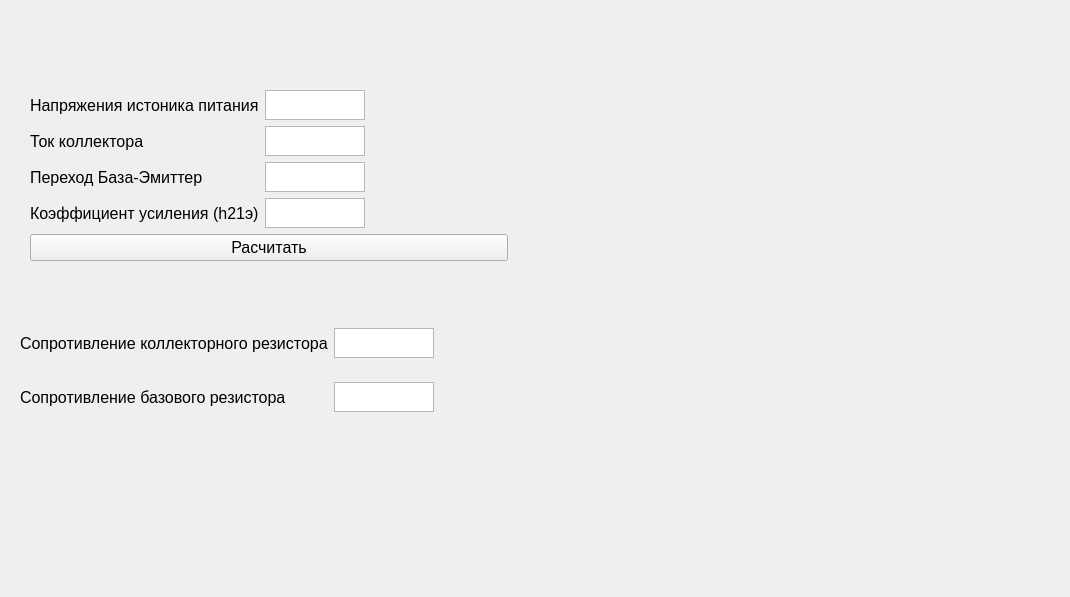
The window that app/boosters/a_class_1.ui (Andreas164rus/calculation_of_electrical_circuits) describes before a commit, drawn with Qt 5.
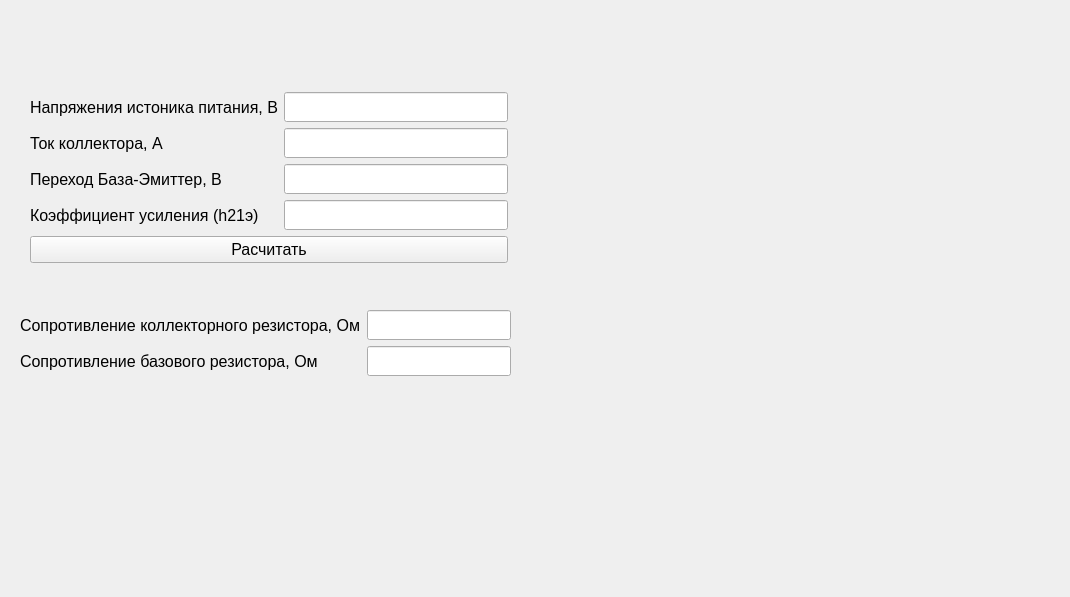
The same window after the commit. Icons and pictures are not drawn.

What changed in the file:
```diff
--- a/app/boosters/a_class_1.ui
+++ b/app/boosters/a_class_1.ui
@@ -19,7 +19,7 @@
      <x>20</x>
      <y>310</y>
      <width>491</width>
-     <height>121</height>
+     <height>81</height>
     </rect>
    </property>
    <layout class="QFormLayout" name="formLayout">
@@ -37,33 +37,13 @@
        </font>
       </property>
       <property name="text">
-       <string>Сопротивление коллекторного резистора</string>
+       <string>Сопротивление коллекторного резистора, Ом</string>
       </property>
       <property name="margin">
        <number>0</number>
       </property>
      </widget>
     </item>
-    <item row="0" column="1">
-     <widget class="QPlainTextEdit" name="Rc">
-      <property name="maximumSize">
-       <size>
-        <width>100</width>
-        <height>30</height>
-       </size>
-      </property>
-     </widget>
-    </item>
-    <item row="1" column="1">
-     <widget class="QPlainTextEdit" name="Rb">
-      <property name="maximumSize">
-       <size>
-        <width>100</width>
-        <height>30</height>
-       </size>
-      </property>
-     </widget>
-    </item>
     <item row="1" column="0">
      <widget class="QLabel" name="label_5">
       <property name="maximumSize">
@@ -78,20 +58,46 @@
        </font>
       </property>
       <property name="text">
-       <string>Сопротивление базового резистора</string>
+       <string>Сопротивление базового резистора, Ом</string>
       </property>
       <property name="margin">
        <number>0</number>
       </property>
      </widget>
     </item>
+    <item row="0" column="1">
+     <widget class="QLineEdit" name="Rc">
+      <property name="sizePolicy">
+       <sizepolicy hsizetype="Expanding" vsizetype="Fixed">
+        <horstretch>0</horstretch>
+        <verstretch>0</verstretch>
+       </sizepolicy>
+      </property>
+      <property name="minimumSize">
+       <size>
+        <width>0</width>
+        <height>30</height>
+       </size>
+      </property>
+     </widget>
+    </item>
+    <item row="1" column="1">
+     <widget class="QLineEdit" name="Rb">
+      <property name="minimumSize">
+       <size>
+        <width>0</width>
+        <height>30</height>
+       </size>
+      </property>
+     </widget>
+    </item>
    </layout>
   </widget>
   <widget class="QWidget" name="formLayoutWidget_2">
    <property name="geometry">
     <rect>
      <x>30</x>
-     <y>90</y>
+     <y>92</y>
      <width>478</width>
      <height>173</height>
     </rect>
@@ -111,23 +117,13 @@
        </font>
       </property>
       <property name="text">
-       <string>Напряжения истоника питания</string>
+       <string>Напряжения истоника питания, В</string>
       </property>
       <property name="margin">
        <number>0</number>
       </property>
      </widget>
     </item>
-    <item row="0" column="1">
-     <widget class="QPlainTextEdit" name="Ein">
-      <property name="maximumSize">
-       <size>
-        <width>100</width>
-        <height>30</height>
-       </size>
-      </property>
-     </widget>
-    </item>
     <item row="1" column="0">
      <widget class="QLabel" name="label_2">
       <property name="maximumSize">
@@ -142,23 +138,13 @@
        </font>
       </property>
       <property name="text">
-       <string>Ток коллектора</string>
+       <string>Ток коллектора, А</string>
       </property>
       <property name="margin">
        <number>0</number>
       </property>
      </widget>
     </item>
-    <item row="1" column="1">
-     <widget class="QPlainTextEdit" name="Ic">
-      <property name="maximumSize">
-       <size>
-        <width>100</width>
-        <height>30</height>
-       </size>
-      </property>
-     </widget>
-    </item>
     <item row="2" column="0">
      <widget class="QLabel" name="label_3">
       <property name="maximumSize">
@@ -173,23 +159,13 @@
        </font>
       </property>
       <property name="text">
-       <string>Переход База-Эмиттер</string>
+       <string>Переход База-Эмиттер, В</string>
       </property>
       <property name="margin">
        <number>0</number>
       </property>
      </widget>
     </item>
-    <item row="2" column="1">
-     <widget class="QPlainTextEdit" name="Ube">
-      <property name="maximumSize">
-       <size>
-        <width>100</width>
-        <height>30</height>
-       </size>
-      </property>
-     </widget>
-    </item>
     <item row="4" column="0" colspan="2">
      <widget class="QPushButton" name="pushButton">
       <property name="font">
@@ -223,11 +199,47 @@
       </property>
      </widget>
     </item>
+    <item row="0" column="1">
+     <widget class="QLineEdit" name="Ein">
+      <property name="minimumSize">
+       <size>
+        <width>0</width>
+        <height>30</height>
+       </size>
+      </property>
+     </widget>
+    </item>
+    <item row="1" column="1">
+     <widget class="QLineEdit" name="Ic">
+      <property name="minimumSize">
+       <size>
+        <width>0</width>
+        <height>30</height>
+       </size>
+      </property>
+     </widget>
+    </item>
+    <item row="2" column="1">
+     <widget class="QLineEdit" name="Ube">
+      <property name="minimumSize">
+       <size>
+        <width>0</width>
+        <height>30</height>
+       </size>
+      </property>
+     </widget>
+    </item>
     <item row="3" column="1">
-     <widget class="QPlainTextEdit" name="h21">
-      <property name="maximumSize">
+     <widget class="QLineEdit" name="hfe">
+      <property name="sizePolicy">
+       <sizepolicy hsizetype="Expanding" vsizetype="Minimum">
+        <horstretch>0</horstretch>
+        <verstretch>0</verstretch>
+       </sizepolicy>
+      </property>
+      <property name="minimumSize">
        <size>
-        <width>100</width>
+        <width>0</width>
         <height>30</height>
        </size>
       </property>
```
